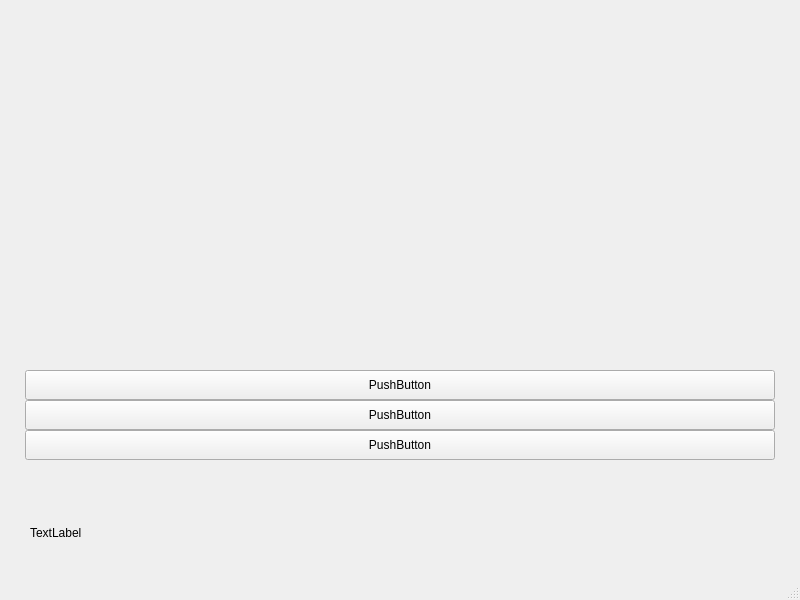
freerunner1317/rrd, file gui.ui: the form before one commit.
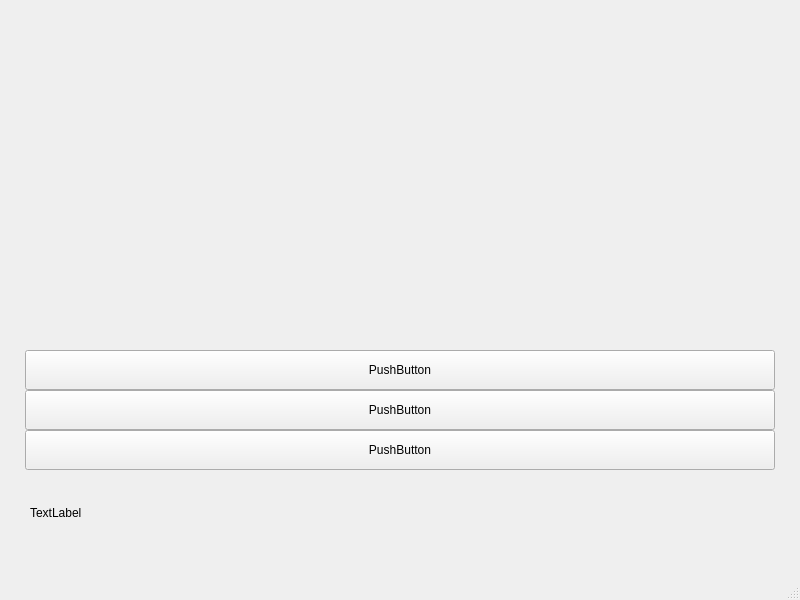
The form after the commit.

```diff
--- a/gui.ui
+++ b/gui.ui
@@ -24,9 +24,9 @@
     <property name="geometry">
      <rect>
       <x>25</x>
-      <y>370</y>
+      <y>350</y>
       <width>750</width>
-      <height>30</height>
+      <height>40</height>
      </rect>
     </property>
     <property name="text">
@@ -37,22 +37,22 @@
     <property name="geometry">
      <rect>
       <x>25</x>
-      <y>400</y>
-      <width>750</width>
-      <height>30</height>
-     </rect>
-    </property>
-    <property name="text">
-     <string>PushButton</string>
-    </property>
-   </widget>
-   <widget class="QPushButton" name="pushButton_3">
-    <property name="geometry">
-     <rect>
-      <x>25</x>
       <y>430</y>
       <width>750</width>
-      <height>30</height>
+      <height>40</height>
+     </rect>
+    </property>
+    <property name="text">
+     <string>PushButton</string>
+    </property>
+   </widget>
+   <widget class="QPushButton" name="pushButton_3">
+    <property name="geometry">
+     <rect>
+      <x>25</x>
+      <y>390</y>
+      <width>750</width>
+      <height>40</height>
      </rect>
     </property>
     <property name="text">
@@ -63,7 +63,7 @@
     <property name="geometry">
      <rect>
       <x>30</x>
-      <y>500</y>
+      <y>480</y>
       <width>750</width>
       <height>65</height>
      </rect>
```
